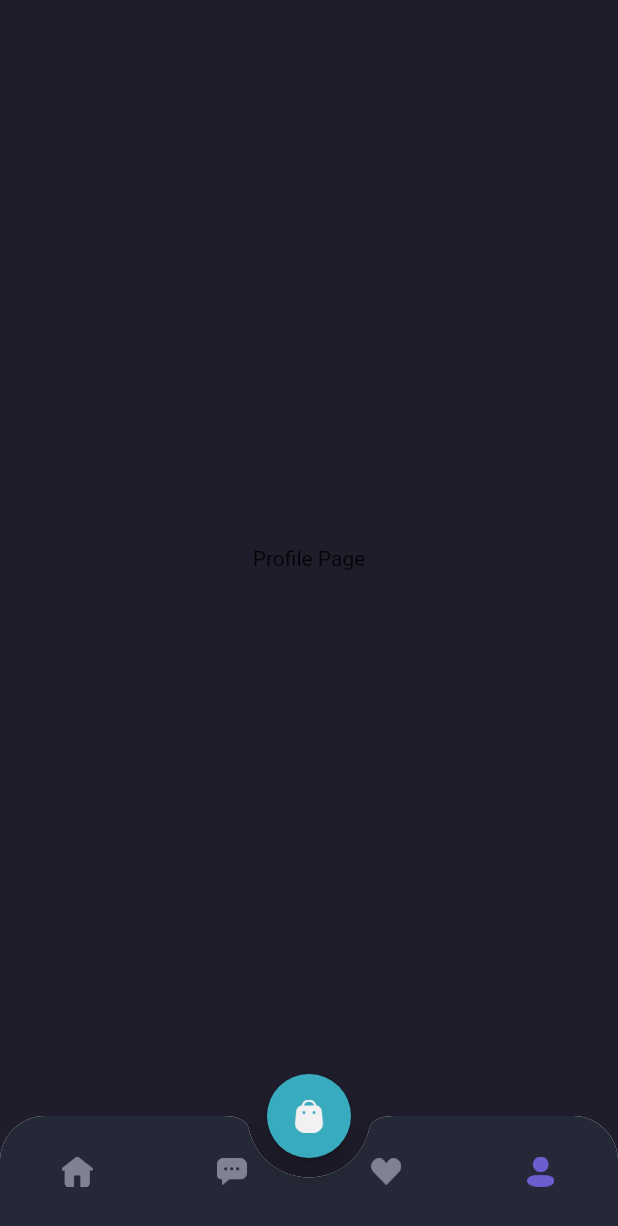
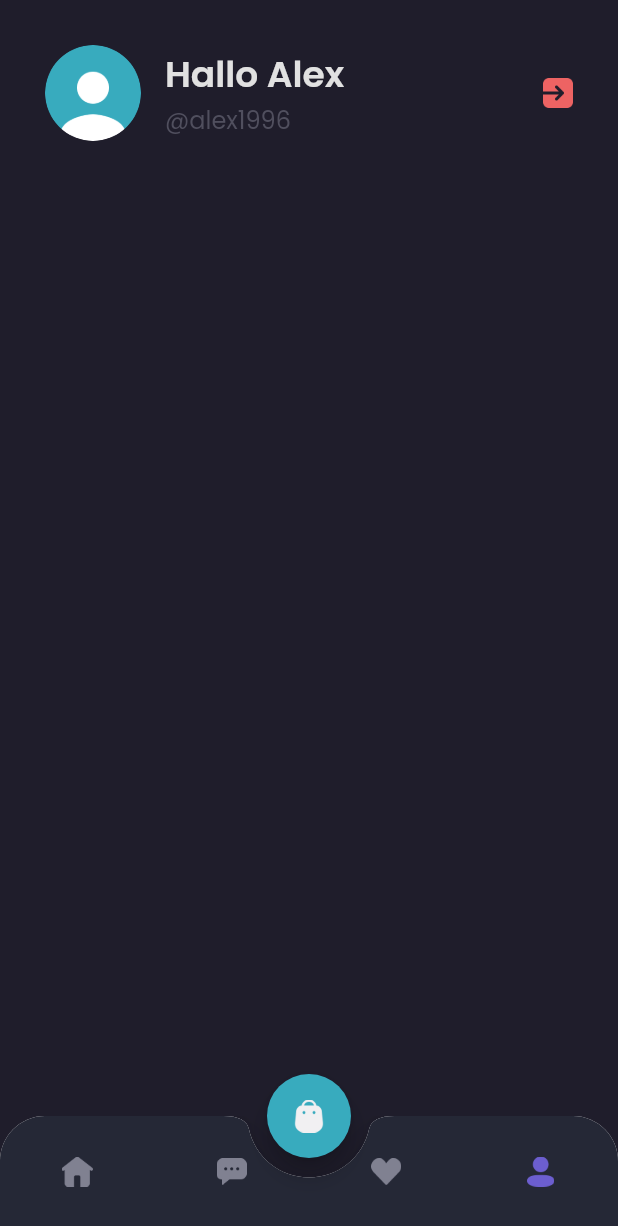
Before and after one commit to Chands18/ViperApps, a Flutter app: the MainPage screen opened by its route, item 4 of the bottom bar chosen, on a phone screen of 412 x 824 dp. Shown: the top 1226 px of the screen. Run offline on Flutter 3.47's test engine with Material 2 defaults, Android fonts, the phone set to English and light mode, and no system bars; our stand-ins replace google_fonts.

Commit message:
header profile

```diff
--- a/lib/pages/home/profile_page.dart
+++ b/lib/pages/home/profile_page.dart
@@ -1,10 +1,65 @@
 import 'package:flutter/material.dart';
+import 'package:viper/theme.dart';
 
 class ProfilePage extends StatelessWidget {
   @override
   Widget build(BuildContext context) {
-    return Center(
-      child: Text('Profile Page'),
+    Widget header() {
+      return AppBar(
+        backgroundColor: backgroundColor1,
+        automaticallyImplyLeading: false,
+        elevation: 0,
+        flexibleSpace: SafeArea(
+          child: Container(
+            padding: EdgeInsets.all(
+              defaultMargin,
+            ),
+            child: Row(
+              children: [
+                ClipOval(
+                  child: Image.asset(
+                    'assets/image_profile.png',
+                    width: 64,
+                  ),
+                ),
+                SizedBox(
+                  width: 16,
+                ),
+                Expanded(
+                  child: Column(
+                    crossAxisAlignment: CrossAxisAlignment.start,
+                    children: [
+                      Text(
+                        'Hallo Alex',
+                        style: primaryTextStyle.copyWith(
+                          fontSize: 24,
+                          fontWeight: semiBold,
+                        ),
+                      ),
+                      Text(
+                        '@alex1996',
+                        style: subtitleTextStyle.copyWith(
+                          fontSize: 16,
+                        ),
+                      )
+                    ],
+                  ),
+                ),
+                Image.asset(
+                  'assets/button_exit.png',
+                  width: 20,
+                )
+              ],
+            ),
+          ),
+        ),
+      );
+    }
+
+    return Column(
+      children: [
+        header(),
+      ],
     );
   }
 }
```
